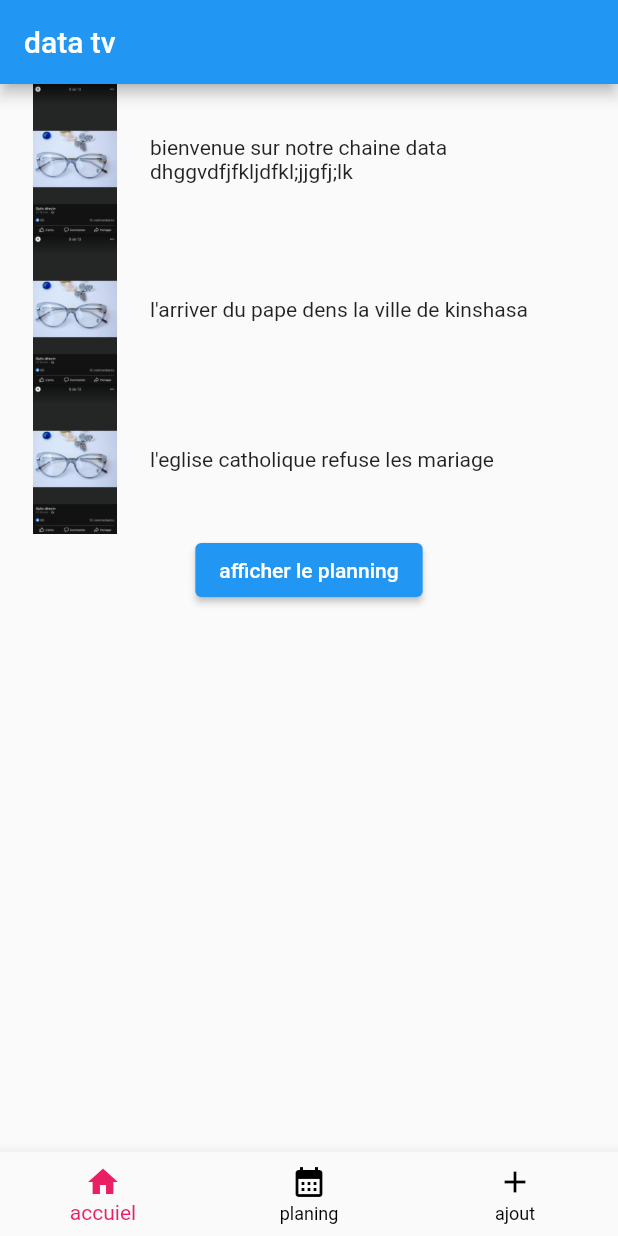
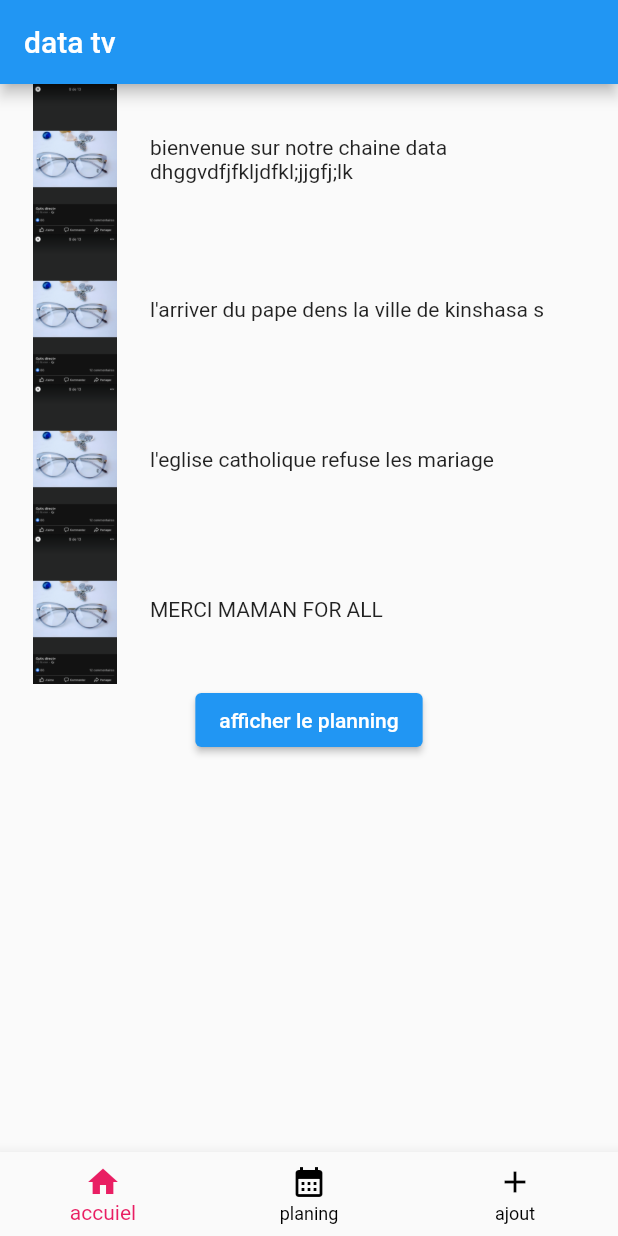
Before and after one commit to abigaelmakasi/data-tv, a Flutter app: the screen it shows after launch, on a phone screen of 412 x 824 dp. Run offline on Flutter 3.47's test engine with Material 2 defaults, Android fonts, the phone set to English and light mode, and no system bars.

Commit message:
modification sur la photo

```diff
--- a/lib/screens/home_screen.dart
+++ b/lib/screens/home_screen.dart
@@ -41,7 +41,8 @@ class _HomeScreenState extends State<HomeScreen> {
                     height: 100,
                   ),
                   const Text(
-                    ("l'arriver du pape dens la ville de kinshasa "),
+                    ("l'arriver du pape dens la ville de kinshasa s")
+
                   ),
                 ],
               ),
@@ -57,7 +58,23 @@ class _HomeScreenState extends State<HomeScreen> {
 
                 ],
 
+
               ),
+              Row(
+                children: [
+                  Image.asset(
+                    "assets/images/img2.PNG",
+                    width: 100,
+                    height: 100,
+                  ),
+                  const Text("MERCI MAMAN FOR ALL")
+
+
+                ],
+
+
+              ),
+
               Center(
                 child: ElevatedButton(
                     onPressed:()=> print("click btn"),
```
